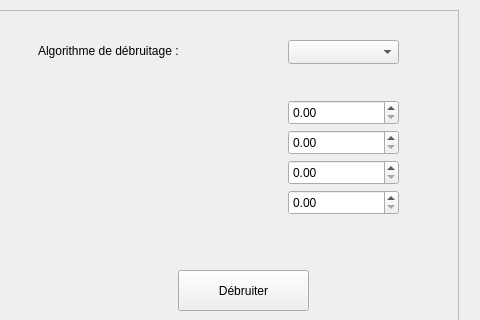
Qt form QT/mainwindow.ui (LeaSerrano/M2-IMAGINE-ProjetImage) before a commit; both pictures show x 992 to 1472 and y 0 to 320 of the 1472 by 790 pixel window.
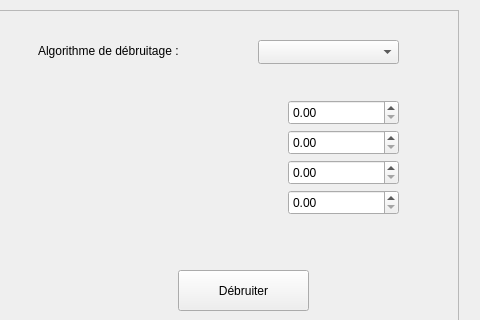
The same form after that commit.

```diff
--- a/QT/mainwindow.ui
+++ b/QT/mainwindow.ui
@@ -443,7 +443,7 @@
       <rect>
        <x>160</x>
        <y>90</y>
-       <width>81</width>
+       <width>111</width>
        <height>25</height>
       </rect>
      </property>
@@ -456,7 +456,7 @@
       <rect>
        <x>160</x>
        <y>180</y>
-       <width>81</width>
+       <width>111</width>
        <height>25</height>
       </rect>
      </property>
@@ -482,7 +482,7 @@
       <rect>
        <x>160</x>
        <y>120</y>
-       <width>81</width>
+       <width>111</width>
        <height>25</height>
       </rect>
      </property>
@@ -495,7 +495,7 @@
       <rect>
        <x>160</x>
        <y>150</y>
-       <width>81</width>
+       <width>111</width>
        <height>25</height>
       </rect>
      </property>
@@ -589,9 +589,9 @@
     <widget class="QComboBox" name="select_algo_debruit">
      <property name="geometry">
       <rect>
-       <x>290</x>
+       <x>260</x>
        <y>30</y>
-       <width>111</width>
+       <width>141</width>
        <height>24</height>
       </rect>
      </property>
```
Left out of the diff: 2 changed lines with no effect on the pictures.
